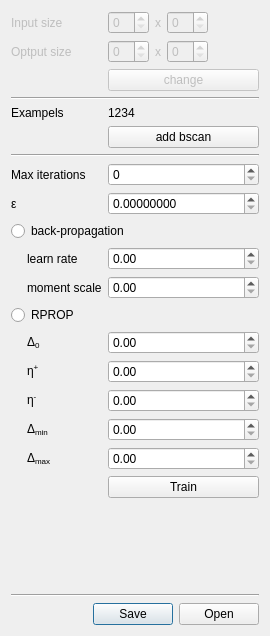
Above: ui/marker_segmentation_nn.ui from neurodial/OCT-Marker before the change. Below: the same form after it.
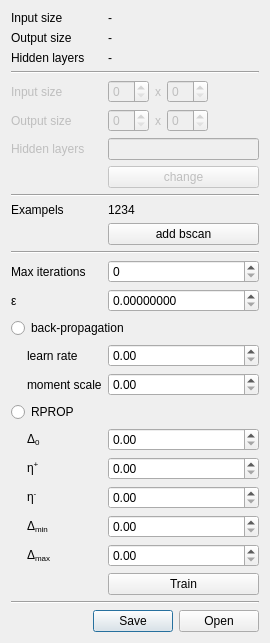
That is the form after the change.

Commit message: Segmentierung: NN: Schichten + Neuronenanzahl im UI anzeigen

Patch:
```diff
--- a/ui/marker_segmentation_nn.ui
+++ b/ui/marker_segmentation_nn.ui
@@ -14,141 +14,137 @@
    <string>Form</string>
   </property>
   <layout class="QGridLayout" name="gridLayout_9">
-   <item row="7" column="0" colspan="3">
-    <widget class="Line" name="line_6">
-     <property name="orientation">
-      <enum>Qt::Horizontal</enum>
-     </property>
-    </widget>
-   </item>
-   <item row="25" column="0" colspan="3">
-    <widget class="Line" name="line_7">
-     <property name="orientation">
-      <enum>Qt::Horizontal</enum>
-     </property>
-    </widget>
-   </item>
-   <item row="24" column="1">
-    <spacer name="verticalSpacer_4">
-     <property name="orientation">
-      <enum>Qt::Vertical</enum>
-     </property>
-     <property name="sizeHint" stdset="0">
-      <size>
-       <width>20</width>
-       <height>40</height>
-      </size>
-     </property>
-    </spacer>
-   </item>
-   <item row="11" column="0" colspan="2">
-    <widget class="QLabel" name="label_15">
+   <item row="0" column="0" colspan="2">
+    <widget class="QLabel" name="label">
      <property name="text">
-      <string>ε</string>
+      <string>Input size</string>
      </property>
     </widget>
    </item>
-   <item row="6" column="2">
+   <item row="11" column="2">
     <widget class="QPushButton" name="pbAddBscanExampels">
      <property name="text">
       <string>add bscan</string>
      </property>
     </widget>
    </item>
-   <item row="26" column="1" colspan="2">
-    <widget class="QDialogButtonBox" name="buttonBoxLoadSave">
-     <property name="standardButtons">
-      <set>QDialogButtonBox::Open|QDialogButtonBox::Save</set>
-     </property>
-     <property name="centerButtons">
+   <item row="19" column="2">
+    <widget class="QDoubleSpinBox" name="sbLearnRate"/>
+   </item>
+   <item row="4" column="0" colspan="2">
+    <widget class="QLabel" name="label_24">
+     <property name="enabled">
       <bool>false</bool>
      </property>
-    </widget>
-   </item>
-   <item row="4" column="2">
-    <widget class="QLabel" name="labelNumberExampels">
      <property name="text">
-      <string>1234</string>
+      <string>Input size</string>
      </property>
     </widget>
    </item>
-   <item row="10" column="0" colspan="2">
-    <widget class="QLabel" name="label_14">
-     <property name="text">
-      <string>Max iterations</string>
-     </property>
-    </widget>
-   </item>
-   <item row="13" column="0" colspan="3">
+   <item row="18" column="0" colspan="3">
     <widget class="QRadioButton" name="rbBackPropagation">
      <property name="text">
       <string>back-propagation</string>
      </property>
     </widget>
    </item>
-   <item row="22" column="2">
+   <item row="27" column="2">
     <widget class="QPushButton" name="pushButtonTrain">
      <property name="text">
       <string>Train</string>
      </property>
     </widget>
    </item>
-   <item row="15" column="1">
-    <widget class="QLabel" name="label_17">
+   <item row="9" column="2">
+    <widget class="QLabel" name="labelNumberExampels">
      <property name="text">
-      <string>moment scale</string>
+      <string>1234</string>
      </property>
     </widget>
    </item>
-   <item row="16" column="0" colspan="3">
-    <widget class="QRadioButton" name="rbRPROP">
-     <property name="text">
-      <string>RPROP</string>
-     </property>
-    </widget>
-   </item>
-   <item row="14" column="1">
-    <widget class="QLabel" name="label_16">
-     <property name="text">
-      <string>learn rate</string>
-     </property>
-    </widget>
-   </item>
-   <item row="4" column="0" colspan="2">
+   <item row="9" column="0" colspan="2">
     <widget class="QLabel" name="label_12">
      <property name="text">
       <string>Exampels</string>
      </property>
     </widget>
    </item>
-   <item row="15" column="2">
-    <widget class="QDoubleSpinBox" name="sbMomentScale"/>
+   <item row="12" column="0" colspan="3">
+    <widget class="Line" name="line_6">
+     <property name="orientation">
+      <enum>Qt::Horizontal</enum>
+     </property>
+    </widget>
    </item>
-   <item row="17" column="1">
+   <item row="22" column="1">
     <widget class="QLabel" name="label_18">
      <property name="text">
       <string>Δ&lt;sub&gt;0&lt;/sub&gt;</string>
      </property>
     </widget>
    </item>
-   <item row="14" column="2">
-    <widget class="QDoubleSpinBox" name="sbLearnRate"/>
+   <item row="19" column="1">
+    <widget class="QLabel" name="label_16">
+     <property name="text">
+      <string>learn rate</string>
+     </property>
+    </widget>
+   </item>
+   <item row="31" column="1" colspan="2">
+    <widget class="QDialogButtonBox" name="buttonBoxLoadSave">
+     <property name="standardButtons">
+      <set>QDialogButtonBox::Open|QDialogButtonBox::Save</set>
+     </property>
+     <property name="centerButtons">
+      <bool>false</bool>
+     </property>
+    </widget>
+   </item>
+   <item row="29" column="1">
+    <spacer name="verticalSpacer_4">
+     <property name="orientation">
+      <enum>Qt::Vertical</enum>
+     </property>
+     <property name="sizeHint" stdset="0">
+      <size>
+       <width>20</width>
+       <height>40</height>
+      </size>
+     </property>
+    </spacer>
+   </item>
+   <item row="20" column="2">
+    <widget class="QDoubleSpinBox" name="sbMomentScale"/>
+   </item>
+   <item row="21" column="0" colspan="3">
+    <widget class="QRadioButton" name="rbRPROP">
+     <property name="text">
+      <string>RPROP</string>
+     </property>
+    </widget>
    </item>
    <item row="20" column="1">
-    <widget class="QLabel" name="label_21">
+    <widget class="QLabel" name="label_17">
      <property name="text">
-      <string>Δ&lt;sub&gt;min&lt;/sub&gt;</string>
+      <string>moment scale</string>
      </property>
     </widget>
    </item>
-   <item row="10" column="2">
-    <widget class="QSpinBox" name="sbMaxIterations">
-     <property name="maximum">
-      <number>10000</number>
+   <item row="16" column="0" colspan="2">
+    <widget class="QLabel" name="label_15">
+     <property name="text">
+      <string>ε</string>
      </property>
     </widget>
    </item>
-   <item row="11" column="2">
+   <item row="15" column="0" colspan="2">
+    <widget class="QLabel" name="label_14">
+     <property name="text">
+      <string>Max iterations</string>
+     </property>
+    </widget>
+   </item>
+   <item row="16" column="2">
     <widget class="QDoubleSpinBox" name="sbEpsilon">
      <property name="decimals">
       <number>8</number>
@@ -158,43 +154,35 @@
      </property>
     </widget>
    </item>
-   <item row="19" column="1">
+   <item row="30" column="0" colspan="3">
+    <widget class="Line" name="line_7">
+     <property name="orientation">
+      <enum>Qt::Horizontal</enum>
+     </property>
+    </widget>
+   </item>
+   <item row="15" column="2">
+    <widget class="QSpinBox" name="sbMaxIterations">
+     <property name="maximum">
+      <number>10000</number>
+     </property>
+    </widget>
+   </item>
+   <item row="25" column="1">
+    <widget class="QLabel" name="label_21">
+     <property name="text">
+      <string>Δ&lt;sub&gt;min&lt;/sub&gt;</string>
+     </property>
+    </widget>
+   </item>
+   <item row="24" column="1">
     <widget class="QLabel" name="label_20">
      <property name="text">
       <string>η&lt;sup&gt;-&lt;/sup&gt;</string>
      </property>
     </widget>
    </item>
-   <item row="18" column="1">
-    <widget class="QLabel" name="label_19">
-     <property name="text">
-      <string>η&lt;sup&gt;+&lt;/sup&gt;</string>
-     </property>
-    </widget>
-   </item>
-   <item row="17" column="2">
-    <widget class="QDoubleSpinBox" name="sbDelta0"/>
-   </item>
-   <item row="21" column="1">
-    <widget class="QLabel" name="label_22">
-     <property name="text">
-      <string>Δ&lt;sub&gt;max&lt;/sub&gt;</string>
-     </property>
-    </widget>
-   </item>
-   <item row="21" column="2">
-    <widget class="QDoubleSpinBox" name="sbDeltaMax"/>
-   </item>
-   <item row="20" column="2">
-    <widget class="QDoubleSpinBox" name="sbDeltaMin"/>
-   </item>
-   <item row="18" column="2">
-    <widget class="QDoubleSpinBox" name="sbNuePlus"/>
-   </item>
-   <item row="19" column="2">
-    <widget class="QDoubleSpinBox" name="sbNueMinus"/>
-   </item>
-   <item row="22" column="0">
+   <item row="27" column="0">
     <widget class="QLabel" name="label_23">
      <property name="sizePolicy">
       <sizepolicy hsizetype="Fixed" vsizetype="Preferred">
@@ -219,17 +207,17 @@
      </property>
     </widget>
    </item>
-   <item row="1" column="0" colspan="2">
+   <item row="5" column="0" colspan="2">
     <widget class="QLabel" name="label_25">
      <property name="enabled">
       <bool>false</bool>
      </property>
      <property name="text">
-      <string>Optput size</string>
+      <string>Output size</string>
      </property>
     </widget>
    </item>
-   <item row="2" column="2">
+   <item row="7" column="2">
     <widget class="QPushButton" name="pushButton_3">
      <property name="enabled">
       <bool>false</bool>
@@ -239,24 +227,14 @@
      </property>
     </widget>
    </item>
-   <item row="0" column="0" colspan="2">
-    <widget class="QLabel" name="label_24">
-     <property name="enabled">
-      <bool>false</bool>
-     </property>
-     <property name="text">
-      <string>Input size</string>
-     </property>
-    </widget>
-   </item>
-   <item row="3" column="0" colspan="3">
+   <item row="8" column="0" colspan="3">
     <widget class="Line" name="line_8">
      <property name="orientation">
       <enum>Qt::Horizontal</enum>
      </property>
     </widget>
    </item>
-   <item row="0" column="2">
+   <item row="4" column="2">
     <layout class="QHBoxLayout" name="horizontalLayout_6">
      <item>
       <widget class="QSpinBox" name="spinBox_2">
@@ -297,7 +275,7 @@
      </item>
     </layout>
    </item>
-   <item row="1" column="2">
+   <item row="5" column="2">
     <layout class="QHBoxLayout" name="horizontalLayout_8">
      <item>
       <widget class="QSpinBox" name="spinBox_5">
@@ -338,6 +316,94 @@
      </item>
     </layout>
    </item>
+   <item row="23" column="1">
+    <widget class="QLabel" name="label_19">
+     <property name="text">
+      <string>η&lt;sup&gt;+&lt;/sup&gt;</string>
+     </property>
+    </widget>
+   </item>
+   <item row="22" column="2">
+    <widget class="QDoubleSpinBox" name="sbDelta0"/>
+   </item>
+   <item row="26" column="1">
+    <widget class="QLabel" name="label_22">
+     <property name="text">
+      <string>Δ&lt;sub&gt;max&lt;/sub&gt;</string>
+     </property>
+    </widget>
+   </item>
+   <item row="26" column="2">
+    <widget class="QDoubleSpinBox" name="sbDeltaMax"/>
+   </item>
+   <item row="25" column="2">
+    <widget class="QDoubleSpinBox" name="sbDeltaMin"/>
+   </item>
+   <item row="23" column="2">
+    <widget class="QDoubleSpinBox" name="sbNuePlus"/>
+   </item>
+   <item row="24" column="2">
+    <widget class="QDoubleSpinBox" name="sbNueMinus"/>
+   </item>
+   <item row="1" column="0" colspan="2">
+    <widget class="QLabel" name="label_2">
+     <property name="text">
+      <string>Output size</string>
+     </property>
+    </widget>
+   </item>
+   <item row="2" column="0" colspan="2">
+    <widget class="QLabel" name="label_3">
+     <property name="text">
+      <string>Hidden layers</string>
+     </property>
+    </widget>
+   </item>
+   <item row="6" column="0" colspan="2">
+    <widget class="QLabel" name="label_4">
+     <property name="enabled">
+      <bool>false</bool>
+     </property>
+     <property name="text">
+      <string>Hidden layers</string>
+     </property>
+    </widget>
+   </item>
+   <item row="6" column="2">
+    <widget class="QLineEdit" name="lineEditHiddenLayers">
+     <property name="enabled">
+      <bool>false</bool>
+     </property>
+    </widget>
+   </item>
+   <item row="3" column="0" colspan="3">
+    <widget class="Line" name="line">
+     <property name="orientation">
+      <enum>Qt::Horizontal</enum>
+     </property>
+    </widget>
+   </item>
+   <item row="0" column="2">
+    <widget class="QLabel" name="labelActInputSize">
+     <property name="text">
+      <string>-</string>
+     </property>
+    </widget>
+   </item>
+   <item row="1" column="2">
+    <widget class="QLabel" name="labelActOutputSize">
+     <property name="text">
+      <string>-</string>
+     </property>
+    </widget>
+   </item>
+   <item row="2" column="2">
+    <widget class="QLabel" name="labelActHiddenLayers">
+     <property name="text">
+      <string>-</string>
+     </property>
+    </widget>
+   </item>
   </layout>
  </widget>
  <resources/>
```
Left out of the diff: 8 changed lines with no effect on the pictures. The commit also changes 6 other files.
